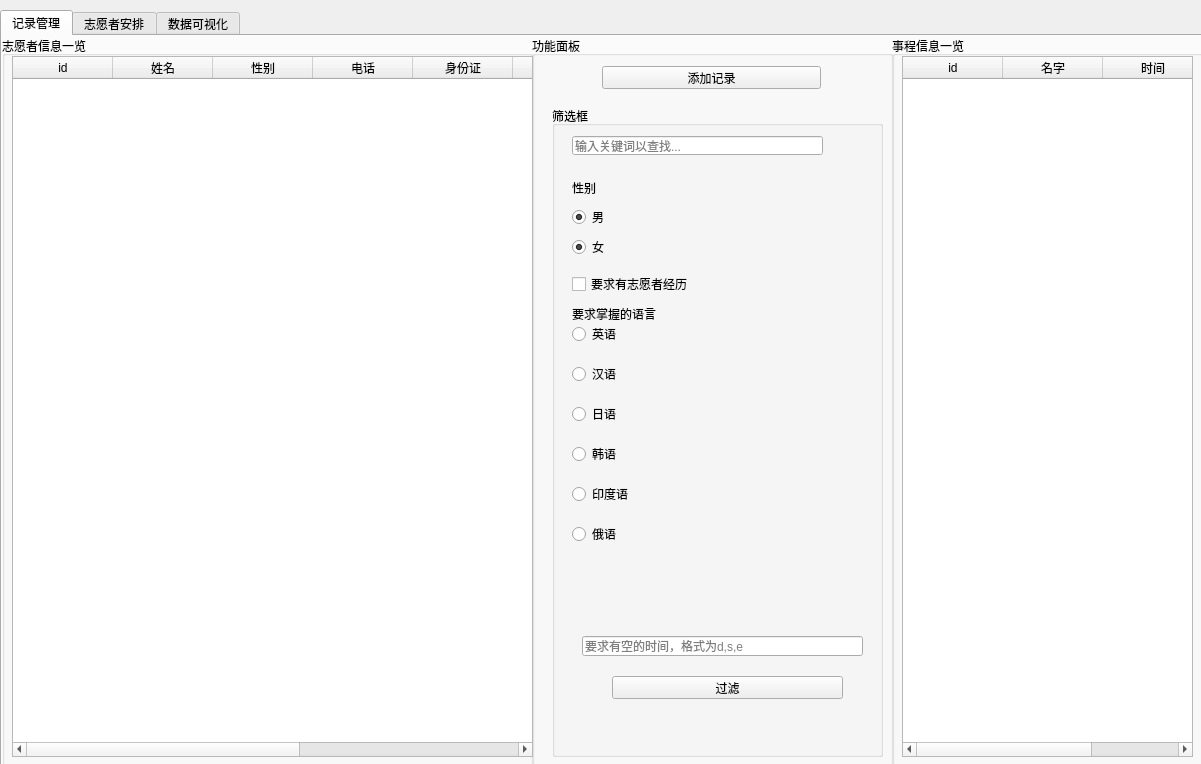
Qt form gui/Admin/admin.ui (MoefulYe/volunteerManagementSystem) before a commit.
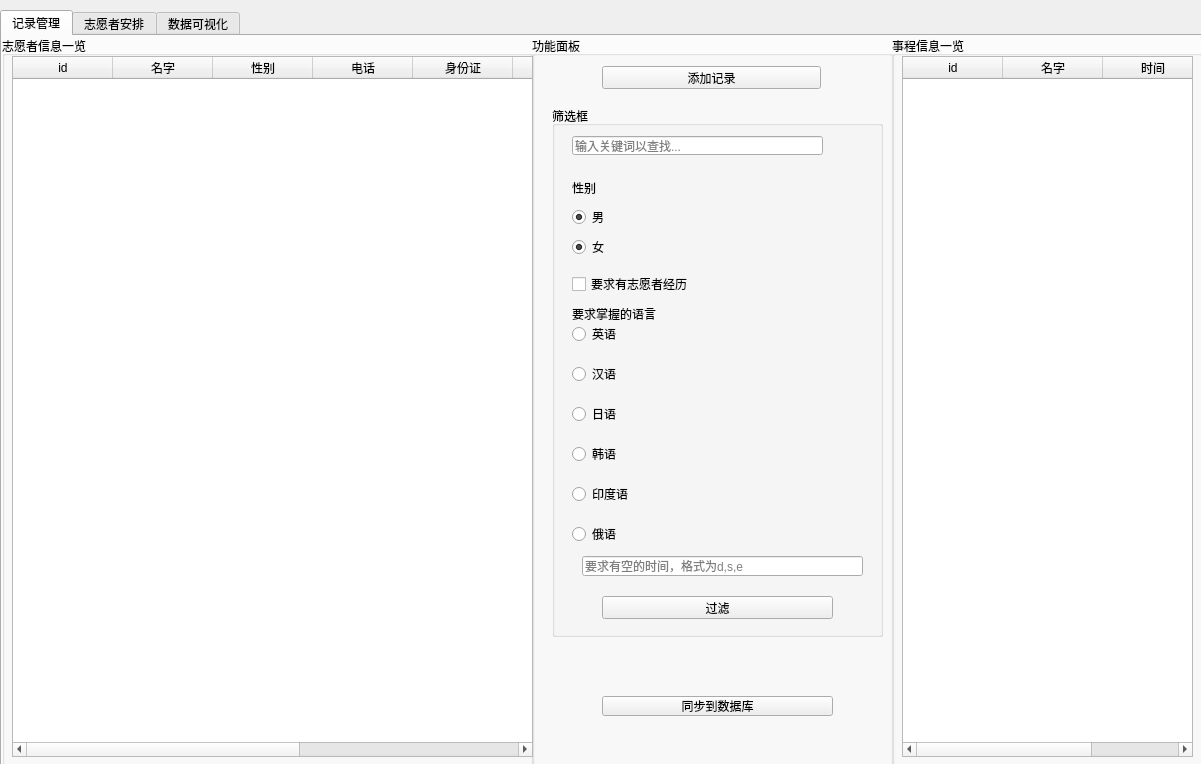
The same form after that commit.

```diff
--- a/gui/Admin/admin.ui
+++ b/gui/Admin/admin.ui
@@ -60,7 +60,7 @@
       </column>
       <column>
        <property name="text">
-        <string>姓名</string>
+        <string>名字</string>
        </property>
       </column>
       <column>
@@ -172,7 +172,7 @@
         <x>20</x>
         <y>70</y>
         <width>331</width>
-        <height>651</height>
+        <height>531</height>
        </rect>
       </property>
       <property name="title">
@@ -226,8 +226,8 @@
       <widget class="QPushButton" name="filter">
        <property name="geometry">
         <rect>
-         <x>60</x>
-         <y>570</y>
+         <x>50</x>
+         <y>490</y>
          <width>231</width>
          <height>23</height>
         </rect>
@@ -375,7 +375,7 @@
        <property name="geometry">
         <rect>
          <x>30</x>
-         <y>530</y>
+         <y>450</y>
          <width>281</width>
          <height>20</height>
         </rect>
@@ -385,6 +385,19 @@
        </property>
       </widget>
      </widget>
+     <widget class="QPushButton" name="pushButton">
+      <property name="geometry">
+       <rect>
+        <x>70</x>
+        <y>660</y>
+        <width>231</width>
+        <height>20</height>
+       </rect>
+      </property>
+      <property name="text">
+       <string>同步到数据库</string>
+      </property>
+     </widget>
     </widget>
    </widget>
    <widget class="QWidget" name="manage">
```
